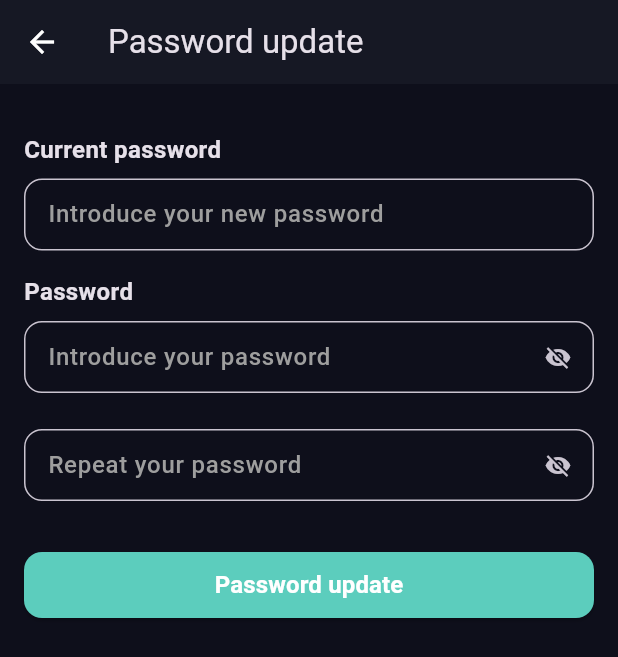
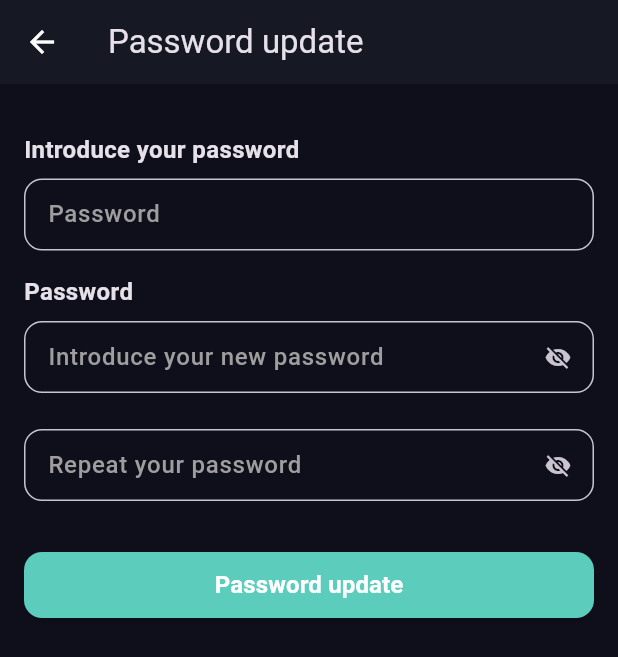
Before and after one commit to SergiPorti/app-studiogenesis, a Flutter app: the SettingsUpdatePassword screen opened by its route, on a phone screen of 412 x 824 dp. Shown: the top 657 px of the screen. Run offline on Flutter 3.47's test engine with Material 2 defaults, Android fonts, the phone set to English and light mode, and no system bars; our stand-ins replace animated_bottom_navigation_bar, cached_network_image, dartz, flutter_datetime_picker_plus, get_it, go_router and 2 more; accounts and stored records are empty; generated files the repository leaves out were written again; network calls fail.

Commit message:
Little change

```diff
--- a/lib/pages/settings/settings_update_password.dart
+++ b/lib/pages/settings/settings_update_password.dart
@@ -52,14 +52,14 @@ class SettingsUpdatePassword extends StatelessWidget {
                   child: Column(
                     children: [
                       InputText(
-                        label: S.of(context).currentPassword,
+                        label: S.of(context).enterPassword,
                         inputBackgroundColor: Colors.transparent,
                         obscureText: true,
                         inputBorderColor: AppColors.secondaryBackgroundLogin,
                         errorText: manager.errorPasswordIncorrect
                             ? S.of(context).passwordIncorrect
                             : null,
-                        placeHolder: S.of(context).enterNewPassword,
+                        placeHolder: S.of(context).password,
                         onChangedText: (value) =>
                             manager.onUpdatePasswordChanged(value),
                       ),
@@ -79,7 +79,7 @@ class SettingsUpdatePassword extends StatelessWidget {
                               ? const Icon(Icons.visibility)
                               : const Icon(Icons.visibility_off),
                         ),
-                        placeHolder: S.of(context).enterPassword,
+                        placeHolder: S.of(context).enterNewPassword,
                         onChangedText: (value) =>
                             manager.onPasswordChanged(value, true),
                       ),
```
